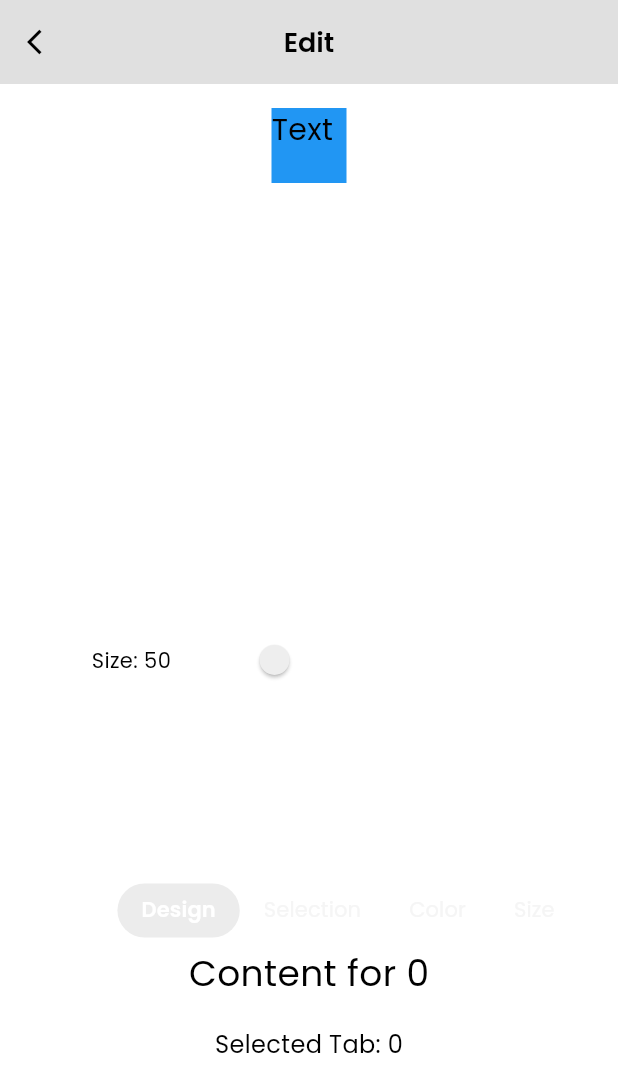
After one commit to nabinoy/ytshare, a Flutter app: the EditPage screen opened by its route, on a phone screen of 412 x 824 dp. The commit adds this screen. Shown: the top 1092 px of the screen. Run offline on Flutter 3.47's test engine with Material 3 defaults, Android fonts, the phone set to English and light mode, and no system bars; our stand-ins replace animated_splash_screen, cached_network_image, expandable_text, flutter_animate, material_design_icons_flutter, page_transition and 3 more; missing offline and left inert: flutter_snackbar_content; accounts and stored records are empty.

Commit message:
edit page added

```diff
--- a/lib/router.dart
+++ b/lib/router.dart
@@ -1,9 +1,16 @@
 import 'package:flutter/material.dart';
+import 'package:ytshare/screens/editpage.dart';
 import 'package:ytshare/screens/video_details.dart';
 import 'package:ytshare/screens/settings.dart';
 
 Route<dynamic> generateRoute(RouteSettings routeSettings) {
   switch (routeSettings.name) {
+    case EditPage.routeName:
+      return MaterialPageRoute(
+        settings: routeSettings,
+        builder: (_) => const EditPage(),
+      );
+
     case Settings.routeName:
       return MaterialPageRoute(
         settings: routeSettings,
--- /dev/null
+++ b/lib/screens/editpage.dart
@@ -0,0 +1,149 @@
+import 'package:flutter/material.dart';
+import 'package:flutter/services.dart';
+import 'package:ytshare/constants/global.dart';
+
+class EditPage extends StatefulWidget {
+  static const String routeName = '/editpage';
+  const EditPage({super.key});
+
+  @override
+  State<EditPage> createState() => _EditPageState();
+}
+
+class _EditPageState extends State<EditPage> {
+  double _widgetSize = 50.0;
+  Color _widgetColor = Colors.blue;
+  int tabValue = 0;
+
+  GlobalKey globalKey = GlobalKey();
+  @override
+  Widget build(BuildContext context) {
+    return Scaffold(
+      appBar: AppBar(
+        backgroundColor: Theme.of(context).colorScheme.background,
+        leading: IconButton(
+          onPressed: () {
+            HapticFeedback.mediumImpact();
+            Navigator.pop(context);
+          },
+          icon: const Icon(
+            Icons.arrow_back_ios,
+            size: 20,
+          ),
+        ),
+        elevation: 0,
+        centerTitle: true,
+        title: const Text(
+          "Edit",
+          style: TextStyle(fontSize: 18, fontWeight: FontWeight.w600),
+        ),
+      ),
+      body: Padding(
+        padding: EdgeInsets.all(16.0),
+        child: Stack(
+          alignment: AlignmentDirectional.topCenter,
+          children: [
+            Container(
+              width: _widgetSize, // Adjust based on the maximum size
+              height: _widgetSize, // Adjust based on the maximum size
+              child: Container(
+                color: _widgetColor,
+                child: Text(
+                  'Text',
+                  style: TextStyle(fontSize: _widgetSize * 0.4),
+                ),
+              ),
+            ),
+            SizedBox(height: 20),
+            Row(
+              mainAxisAlignment: MainAxisAlignment.spaceEvenly,
+              children: [
+                Text('Size: ${_widgetSize.toInt()}'),
+                Slider(
+                  value: _widgetSize,
+                  min: 50,
+                  max: 200,
+                  onChanged: (value) {
+                    setState(() {
+                      _widgetSize = value;
+                    });
+                  },
+                ),
+              ],
+            ),
+            Positioned(
+              bottom: 100,
+              left: 0,
+              right: 0,
+              child: Column(
+                children: [
+                  DefaultTabController(
+                    length: 4,
+                    child: TabBar(
+                      labelStyle: TextStyle(
+                          color: Colors.white,
+                          fontWeight: FontWeight.w600,
+                          fontFamily: Global.fontRegular),
+                      unselectedLabelStyle: TextStyle(
+                          color: Theme.of(context).colorScheme.secondary,
+                          fontWeight: FontWeight.w100,
+                          fontFamily: Global.fontRegular),
+                      physics: const BouncingScrollPhysics(),
+                      isScrollable: true,
+                      indicatorPadding: const EdgeInsets.symmetric(vertical: 6),
+                      indicatorSize: TabBarIndicatorSize.tab,
+                      dividerHeight: 0,
+                      indicator: BoxDecoration(
+                        borderRadius: BorderRadius.circular(80.0),
+                        color: Colors.grey.withOpacity(0.2),
+                      ),
+                      splashFactory: NoSplash.splashFactory,
+                      tabs: [
+                        Tab(text: 'Design'),
+                        Tab(text: 'Selection'),
+                        Tab(text: 'Color'),
+                        Tab(text: 'Size'),
+                      ],
+                      onTap: (value) {
+                        setState(() {
+                          tabValue = value;
+                        });
+                      },
+                    ),
+                  ),
+                  TabContent(tabValue),
+                ],
+              ),
+            )
+          ],
+        ),
+      ),
+    );
+  }
+}
+
+class TabContent extends StatelessWidget {
+  final int tabName;
+
+  TabContent(this.tabName);
+
+  @override
+  Widget build(BuildContext context) {
+    return Center(
+      child: Column(
+        mainAxisAlignment: MainAxisAlignment.center,
+        children: [
+          Text(
+            'Content for $tabName',
+            style: TextStyle(fontSize: 24),
+          ),
+          SizedBox(height: 20),
+          Text(
+            'Selected Tab: $tabName',
+            style: TextStyle(fontSize: 16),
+          ),
+        ],
+      ),
+    );
+  }
+}
--- a/lib/screens/video_details.dart
+++ b/lib/screens/video_details.dart
@@ -9,6 +9,7 @@ import 'package:material_design_icons_flutter/material_design_icons_flutter.dart
 import 'package:transparent_image/transparent_image.dart';
 import 'package:ytshare/model/category_model.dart';
 import 'package:ytshare/model/youtube_data_model.dart';
+import 'package:ytshare/screens/editpage.dart';
 import 'package:ytshare/util/image_viewer.dart';
 
 class VideoDetails extends StatefulWidget {
@@ -466,7 +467,10 @@ class _DetailsState extends State<VideoDetails> {
                 child: MaterialButton(
                   minWidth: double.infinity,
                   height: 50,
-                  onPressed: () {},
+                  onPressed: () {
+                    Navigator.pushNamed(context, EditPage.routeName,
+                        arguments: youtubeInfo);
+                  },
                   color: Colors.lightBlue[800],
                   elevation: 0,
                   shape: RoundedRectangleBorder(
```
